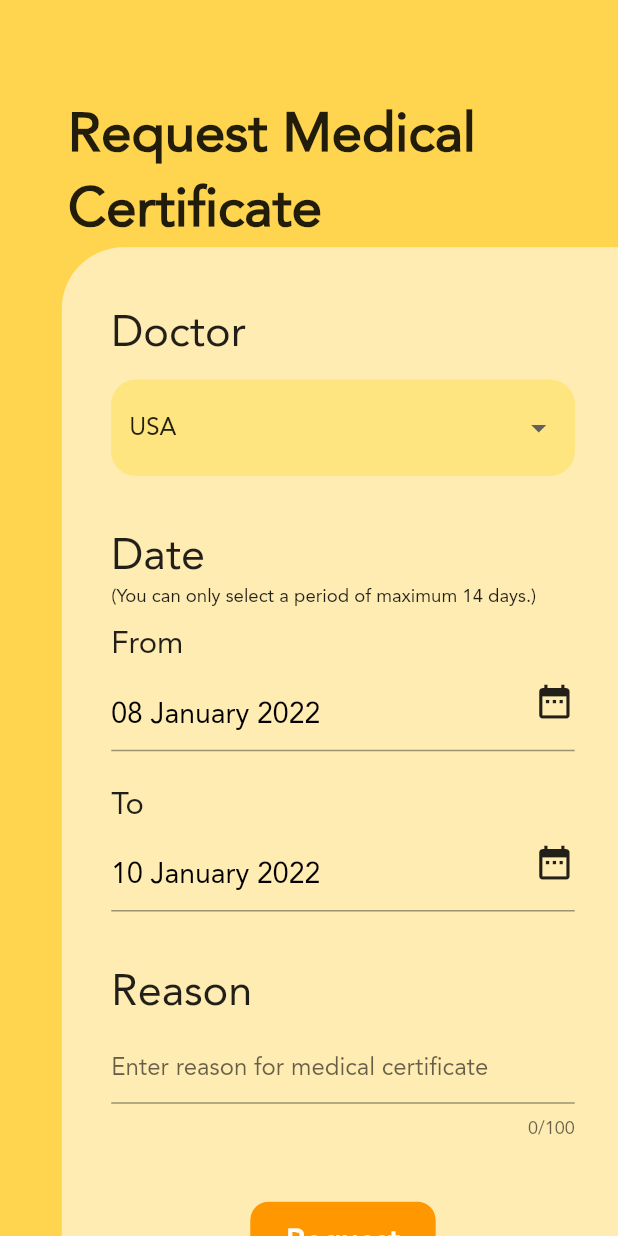
After one commit to vishal-zx/LNM-Medical-Dispensary-Flutter, a Flutter app: the RequestMedCert screen opened by its route, on a phone screen of 412 x 824 dp. The commit adds this screen. Run offline on Flutter 3.47's test engine with Material 2 defaults, Android fonts, the phone set to English and light mode, and no system bars; our stand-ins replace firebase_core, page_transition, shared_preferences; accounts and stored records are empty.

Commit message:
request medical certificate ui done

```diff
--- a/lib/main.dart
+++ b/lib/main.dart
@@ -4,6 +4,7 @@ import 'package:flutter/services.dart';
 import 'package:lnm_medical_dispensary/pages/login.dart';
 import 'package:lnm_medical_dispensary/pages/patient/book_appointment.dart';
 import 'package:lnm_medical_dispensary/pages/patient/home.dart';
+import 'package:lnm_medical_dispensary/pages/patient/request_med_cert.dart';
 import 'package:lnm_medical_dispensary/pages/patient/view_appointment_history.dart';
 import 'package:lnm_medical_dispensary/pages/patient/view_medical_history.dart';
 import 'package:lnm_medical_dispensary/pages/register.dart';
@@ -94,6 +95,7 @@ class _MyAppState extends State<MyApp> {
         MyRoutes.bookAppRoute: (context) => const BookAppointment(),
         MyRoutes.checkAppHistory: (context) => const CheckAppointHistory(),
         MyRoutes.viewMedHis: (context) => const ViewMedHis(),
+        MyRoutes.reqMedCert: (context) => const RequestMedCert(),
       },
     );
   }
--- a/lib/pages/patient/home.dart
+++ b/lib/pages/patient/home.dart
@@ -6,6 +6,7 @@ import 'package:flutter/services.dart';
 import 'package:flutter/widgets.dart';
 import 'package:lnm_medical_dispensary/pages/login.dart';
 import 'package:lnm_medical_dispensary/pages/patient/book_appointment.dart';
+import 'package:lnm_medical_dispensary/pages/patient/request_med_cert.dart';
 import 'package:lnm_medical_dispensary/pages/patient/view_appointment_history.dart';
 import 'package:lnm_medical_dispensary/pages/patient/view_medical_history.dart';
 import 'package:page_transition/page_transition.dart';
@@ -22,7 +23,7 @@ class _PatientHomeState extends State<PatientHome> {
       {'Book Appointment': const BookAppointment()},
       {'View Appointments History': const CheckAppointHistory()},
       {'View Medical History': const ViewMedHis()},
-      {'Request Medical Certificate': const Login()},
+      {'Request Medical Certificate': const RequestMedCert()},
       {'View Medical\nCertificates History': const Login()},
       {'Update Profile': const Login()},
       {'Submit Feedback': const Login()},
--- /dev/null
+++ b/lib/pages/patient/request_med_cert.dart
@@ -0,0 +1,336 @@
+import 'dart:core';
+import 'dart:ui';
+import 'package:intl/intl.dart';
+import 'package:flutter/material.dart';
+import 'package:flutter/rendering.dart';
+import 'package:flutter/widgets.dart';
+
+class RequestMedCert extends StatefulWidget {
+  const RequestMedCert({ Key? key }) : super(key: key);
+
+  @override
+  _RequestMedCertState createState() => _RequestMedCertState();
+}
+
+class _RequestMedCertState extends State<RequestMedCert> {
+  final formKey = GlobalKey<FormState>();
+
+  bool _check1 = false;
+
+  List<DropdownMenuItem<String>> get dropdownItems{
+    List<DropdownMenuItem<String>> menuItems = [
+      const DropdownMenuItem(child: Text("USA"), value: "USA"),
+      const DropdownMenuItem(child: Text("Canada"), value: "Canada"),
+      const DropdownMenuItem(child: Text("Brazil"), value: "Brazil"),
+      const DropdownMenuItem(child: Text("England"), value: "England"),
+    ];
+    return menuItems;
+  }
+
+  String selectedValue = "USA";
+  String reason = "";
+  // DateTime selectedFromDate = DateTime.now().add(const Duration(days: 2));
+  DateTime selectedFromDate = DateTime.now();
+  DateTime selectedToDate = DateTime.now().add(const Duration(days: 2));
+
+  @override
+  void initState(){
+    super.initState();
+  }
+
+  @override
+  Widget build(BuildContext context) {
+    var mqh = MediaQuery.of(context).size.height;
+    var mqw = MediaQuery.of(context).size.width;
+    return GestureDetector(
+      onTap: () => FocusManager.instance.primaryFocus?.unfocus(),
+      child: Scaffold(
+        backgroundColor: Colors.amber[300],
+        body: SafeArea(
+          child: SingleChildScrollView( // REMEMBER TO REMOVE THIS WIDGET
+            child: Container(
+              alignment: Alignment.bottomRight,
+              height: mqh-MediaQuery.of(context).padding.top,
+              width: mqw,
+              child: Column(
+                crossAxisAlignment: CrossAxisAlignment.center,
+                mainAxisSize: MainAxisSize.max,
+                mainAxisAlignment: MainAxisAlignment.end,
+                children: [
+                  Container(
+                    alignment: Alignment.bottomLeft,
+                    padding: EdgeInsets.only(left:mqw*0.11),
+                    child: Text(
+                      "Request Medical Certificate",
+                      style:TextStyle(
+                        fontSize: mqh*0.044,
+                        fontWeight: FontWeight.bold,
+                        color: Colors.black87,
+                      )
+                    )
+                  ),
+                  Container(
+                    alignment: Alignment.bottomRight,
+                    child: Stack(
+                      clipBehavior: Clip.none,
+                      children: [
+                        Container(
+                          decoration: BoxDecoration(
+                            color: Colors.amber[100],
+                            borderRadius: BorderRadius.only(
+                              topLeft: Radius.circular(mqh*0.05),
+                            )
+                          ),
+                          alignment: Alignment.bottomRight,
+                          width: mqw*0.9,
+                          height: mqh*0.8,
+                          child: Container(
+                            padding: EdgeInsets.only(left:mqw*0.02, right:mqw*0.07),
+                            width: mqw*0.84,
+                            height: mqh*0.755,
+                            child: Form(
+                              key: formKey,
+                              child: SingleChildScrollView(
+                                child: Column(
+                                  mainAxisAlignment: MainAxisAlignment.start,
+                                  crossAxisAlignment: CrossAxisAlignment.start,
+                                  children:[
+                                    Text(
+                                      "Doctor",
+                                      style:TextStyle(
+                                        fontSize: mqh*0.035,
+                                        color: Colors.black87,
+                                      )
+                                    ),
+                                    SizedBox(
+                                      height:mqh*0.015
+                                    ),
+                                    DropdownButtonFormField(
+                                      decoration: InputDecoration(
+                                        enabledBorder: OutlineInputBorder(
+                                          borderSide: BorderSide(color: Colors.amberAccent.shade100, width: 2),
+                                          borderRadius: BorderRadius.circular(mqh*0.02),
+                                        ),
+                                        filled: true,
+                                        fillColor: Colors.amberAccent[100],
+                                      ),
+                                      dropdownColor: Colors.amberAccent[100],
+                                      value: selectedValue,
+                                      onChanged: (String? newValue) {
+                                        setState(() {
+                                          selectedValue = newValue!;
+                                        });
+                                      },
+                                      items: dropdownItems
+                                    ),
+                                    SizedBox(
+                                      height:mqh*0.04
+                                    ),
+                                    Text(
+                                      "Date",
+                                      style:TextStyle(
+                                        fontSize: mqh*0.035,
+                                        color: Colors.black87,
+                                      )
+                                    ),
+                                    Text(
+                                      "(You can only select a period of maximum 14 days.)",
+                                      style:TextStyle(
+                                        fontSize: mqh*0.015,
+                                        color: Colors.black87,
+                                      )
+                                    ),
+                                    SizedBox(
+                                      height:mqh*0.01
+                                    ),
+                                    Text(
+                                      "From",
+                                      style:TextStyle(
+                                        fontSize: mqh*0.025,
+                                        color: Colors.black87,
+                                      )
+                                    ),
+                                    TextFormField(
+                                      decoration: InputDecoration(
+                                        hintText: DateFormat("dd MMMM yyyy").format(DateTime.now()),
+                                        suffix: InkWell(
+                                          onTap: () {
+                                            showDatePicker(
+                                              context: context,
+                                              builder: (context, child) {
+                                                return Theme(
+                                                  data: Theme.of(context).copyWith(
+                                                    colorScheme: ColorScheme.light(
+                                                      primary: Colors.amber.shade300,
+                                                      onPrimary: Colors.black,
+                                                      onSurface: Colors.black,
+                                                    ),
+                                                  ),
+                                                  child: child!,
+                                                );
+                                              },
+                                              helpText: 'Select From Date for Certificate',
+                                              initialDate: DateTime.now(),
+                                              firstDate: DateTime.now().subtract(const Duration(days: 30)),
+                                              lastDate: DateTime.now(),
+                                            ).then((pickedDate) {
+                                              if (pickedDate == null) {
+                                                return;
+                                              }
+                                              setState(() {
+                                                selectedFromDate = pickedDate;
+                                                if((selectedToDate.difference(selectedFromDate)).inDays > 14){
+                                                  selectedToDate = selectedFromDate.add(const Duration(days:14));
+                                                }
+                                                if((selectedFromDate.difference(selectedToDate)).inDays>0){
+                                                  selectedToDate = selectedFromDate.add(const Duration(days:2));
+                                                }
+                                              });
+                                            });
+                                          },
+                                          child: Icon(
+                                            Icons.date_range,
+                                            size: mqh*0.033,
+                                          ),
+                                        ),
+                                      ),
+                                      readOnly: true,
+                                      style:TextStyle(
+                                        fontSize: mqh*0.023,
+                                        color: Colors.black,
+                                      ),
+                                      controller: TextEditingController()..text = DateFormat("dd MMMM yyyy").format(selectedFromDate),
+                                    ),
+                                    SizedBox(
+                                      height:mqh*0.025
+                                    ),
+                                    Text(
+                                      "To",
+                                      style:TextStyle(
+                                        fontSize: mqh*0.025,
+                                        color: Colors.black87,
+                                      )
+                                    ),
+                                    TextFormField(
+                                      decoration: InputDecoration(
+                                        hintText: DateFormat("dd MMMM yyyy").format(selectedFromDate),
+                                        suffix: InkWell(
+                                          onTap: () {
+                                            showDatePicker(
+                                              context: context,
+                                              builder: (context, child) {
+                                                return Theme(
+                                                  data: Theme.of(context).copyWith(
+                                                    colorScheme: ColorScheme.light(
+                                                      primary: Colors.amber.shade300,
+                                                      onPrimary: Colors.black,
+                                                      onSurface: Colors.black,
+                                                    ),
+                                                  ),
+                                                  child: child!,
+                                                );
+                                              },
+                                              helpText: 'Select To Date for Certificate',
+                                              initialDate: selectedToDate,
+                                              firstDate: selectedFromDate,
+                                              lastDate: selectedFromDate.add(const Duration(days: 14)),
+                                            ).then((pickedDate) {
+                                              if (pickedDate == null) {
+                                                return;
+                                              }
+                                              setState(() {
+                                                selectedToDate = pickedDate;
+                                              });
+                                            });
+                                          },
+                                          child: Icon(
+                                            Icons.date_range,
+                                            size: mqh*0.033,
+                                          ),
+                                        ),
+                                      ),
+                                      readOnly: true,
+                                      style:TextStyle(
+                                        fontSize: mqh*0.023,
+                                        color: Colors.black,
+                                      ),
+                                      controller: TextEditingController()..text = DateFormat("dd MMMM yyyy").format(selectedToDate),
+                                    ),
+                                    SizedBox(
+                                      height:mqh*0.04
+                                    ),
+                                    Text(
+                                      "Reason",
+                                      style:TextStyle(
+                                        fontSize: mqh*0.035,
+                                        color: Colors.black87,
+                                      )
+                                    ),
+                                    SizedBox(
+                                      height:mqh*0.01
+                                    ),
+                                    TextFormField(
+                                      decoration: const InputDecoration(
+                                        hintText: "Enter reason for medical certificate",
+                                      ),
+                                      maxLength: 100,
+                                      onChanged:(value){
+                                        reason = value;
+                                      },
+                                    ),
+                                    SizedBox(
+                                      height:mqh*0.05
+                                    ),
+                                    Container(
+                                      alignment: Alignment.center,
+                                      child: Material(
+                                        color: (_check1 == true)?Colors.orange[300]:Colors.orange,
+                                        borderRadius: BorderRadius.circular(_check1?mqw*0.1:mqw*0.03),
+                                        child: InkWell(
+                                          onTap: () {
+                                            setState((){
+                                              _check1 = !_check1;
+                                            });
+                                          },
+                                          child: AnimatedContainer(
+                                            duration: const Duration(seconds: 1),
+                                            width: _check1?mqw*0.125: mqw*0.3,
+                                            height: mqw*0.125,
+                                            alignment: Alignment.center,
+                                            child: _check1?
+                                            const Icon(
+                                              Icons.done, color: Colors.white,
+                                            ) :
+                                            Text(
+                                              "Request",
+                                              style: TextStyle(
+                                                color: Colors.white,
+                                                fontWeight: FontWeight.bold,
+                                                fontSize: mqh*0.025,
+                                              ),
+                                            ),
+                                          ),
+                                        ),
+                                      ),
+                                    ),
+                                    SizedBox(
+                                      height:mqh*0.025
+                                    ),
+                                  ]
+                                )
+                              ),
+                            ),
+                          ),
+                        ),
+                      ],
+                    ),
+                  ),
+                ],
+              ),
+            ),
+          ),
+        )
+      ),
+    );
+  }
+}
--- a/lib/utils/routes.dart
+++ b/lib/utils/routes.dart
@@ -6,4 +6,5 @@ class MyRoutes {
   static String bookAppRoute = "/bookApp";
   static String checkAppHistory = "/checkAppHis";
   static String viewMedHis = "/viewMedHis";
+  static String reqMedCert = "/reqMedCert";
 }
```
